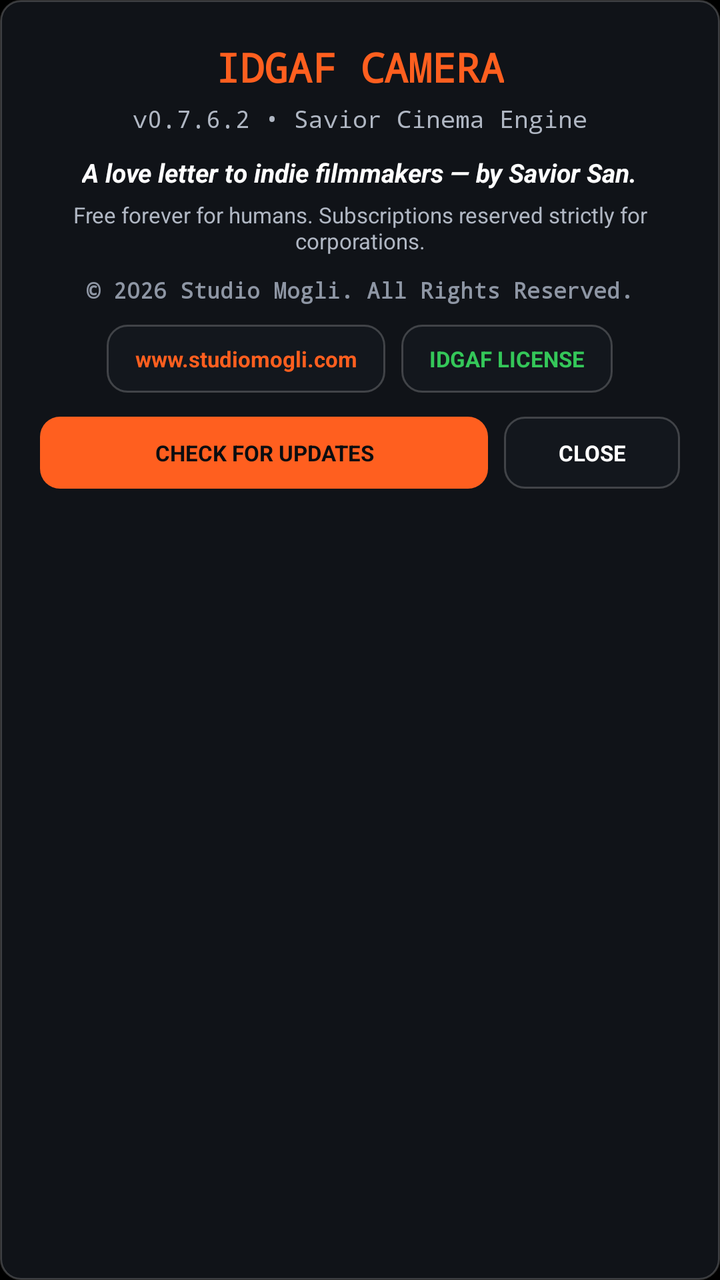
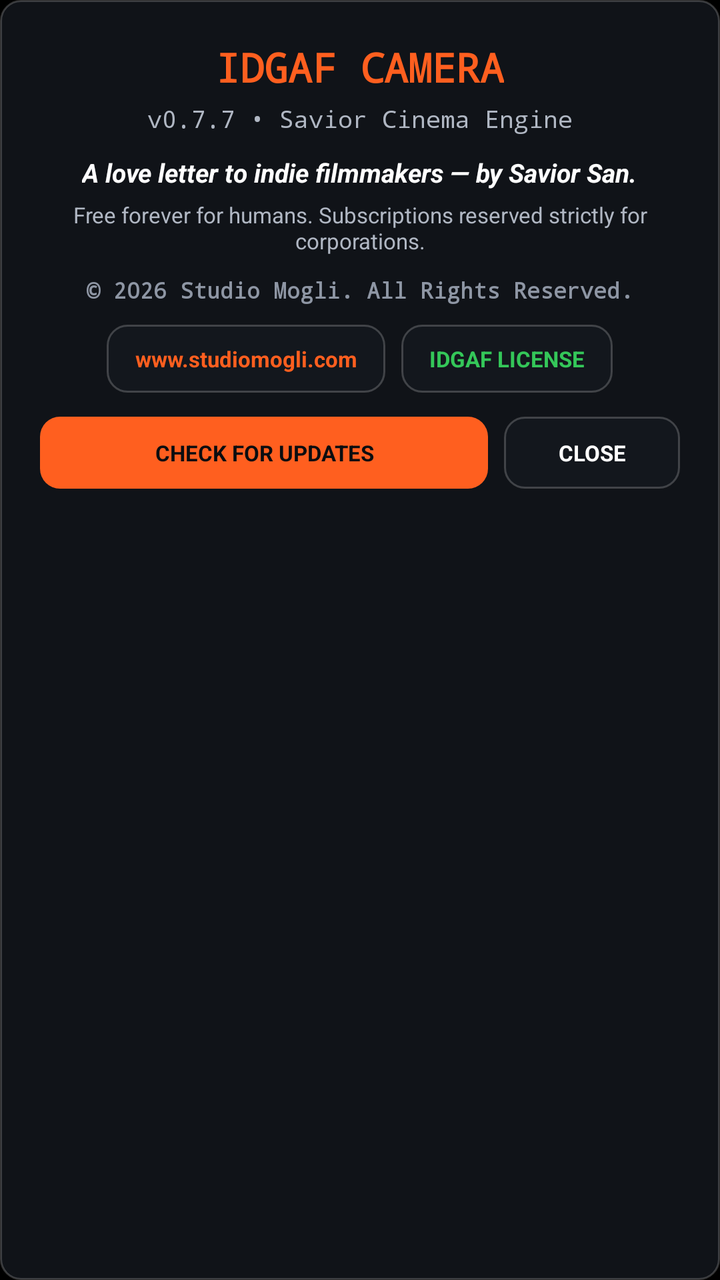

Before-and-after screenshots of an Android layout around one commit, followed by the original layout XML and the change that was made.
<!-- AndroidManifest.xml: application theme Theme.IdgafCamera -->
<!-- res/layout/dialog_credits.xml -->
<?xml version="1.0" encoding="utf-8"?>
<LinearLayout xmlns:android="http://schemas.android.com/apk/res/android"
    android:layout_width="match_parent"
    android:layout_height="wrap_content"
    android:background="@drawable/bg_hud_pill"
    android:gravity="center_horizontal"
    android:orientation="vertical"
    android:padding="20dp">

    <TextView
        android:layout_width="wrap_content"
        android:layout_height="wrap_content"
        android:fontFamily="monospace"
        android:text="IDGAF CAMERA"
        android:textColor="#FF5F1F"
        android:textSize="20sp"
        android:textStyle="bold" />

    <TextView
        android:id="@+id/txtCreditsVersion"
        android:layout_width="wrap_content"
        android:layout_height="wrap_content"
        android:layout_marginTop="4dp"
        android:fontFamily="monospace"
        android:text="v0.7.6.2 • Savior Cinema Engine"
        android:textColor="#B0B7C3"
        android:textSize="12sp" />

    <TextView
        android:layout_width="wrap_content"
        android:layout_height="wrap_content"
        android:layout_marginTop="10dp"
        android:gravity="center"
        android:text="A love letter to indie filmmakers — by Savior San."
        android:textColor="#FFFFFF"
        android:textSize="13sp"
        android:textStyle="bold|italic" />

    <TextView
        android:layout_width="wrap_content"
        android:layout_height="wrap_content"
        android:layout_marginTop="5dp"
        android:gravity="center"
        android:text="Free forever for humans. Subscriptions reserved strictly for corporations."
        android:textColor="#B0B7C3"
        android:textSize="11sp" />

    <TextView
        android:layout_width="wrap_content"
        android:layout_height="wrap_content"
        android:layout_marginTop="10dp"
        android:fontFamily="monospace"
        android:text="© 2026 Studio Mogli. All Rights Reserved."
        android:textColor="#8E96A4"
        android:textSize="11sp"
        android:textStyle="bold" />

    <LinearLayout
        android:layout_width="wrap_content"
        android:layout_height="wrap_content"
        android:layout_marginTop="10dp"
        android:gravity="center"
        android:orientation="horizontal">

        <TextView
            android:id="@+id/btnCreditsWebsite"
            android:layout_width="wrap_content"
            android:layout_height="34dp"
            android:layout_marginEnd="8dp"
            android:background="@drawable/bg_hud_pill"
            android:gravity="center"
            android:paddingStart="14dp"
            android:paddingEnd="14dp"
            android:text="www.studiomogli.com"
            android:textColor="#FF5F1F"
            android:textSize="11sp"
            android:textStyle="bold" />

        <TextView
            android:id="@+id/btnCreditsLicense"
            android:layout_width="wrap_content"
            android:layout_height="34dp"
            android:background="@drawable/bg_hud_pill"
            android:gravity="center"
            android:paddingStart="14dp"
            android:paddingEnd="14dp"
            android:text="IDGAF LICENSE"
            android:textColor="#34C759"
            android:textSize="11sp"
            android:textStyle="bold" />
    </LinearLayout>

    <LinearLayout
        android:layout_width="match_parent"
        android:layout_height="wrap_content"
        android:layout_marginTop="12dp"
        android:gravity="center"
        android:orientation="horizontal">

        <TextView
            android:id="@+id/btnCreditsCheckUpdate"
            android:layout_width="0dp"
            android:layout_height="36dp"
            android:layout_marginEnd="8dp"
            android:layout_weight="1"
            android:background="@drawable/bg_lens_active"
            android:gravity="center"
            android:text="CHECK FOR UPDATES"
            android:textColor="#0B0D10"
            android:textSize="11sp"
            android:textStyle="bold" />

        <TextView
            android:id="@+id/btnCreditsClose"
            android:layout_width="88dp"
            android:layout_height="36dp"
            android:background="@drawable/bg_hud_pill"
            android:gravity="center"
            android:text="CLOSE"
            android:textColor="#FFFFFF"
            android:textSize="11sp"
            android:textStyle="bold" />
    </LinearLayout>

</LinearLayout>
<!-- resources referenced by this layout -->
<resources>
  <!-- drawable bg_hud_pill (drawable) -->
  <?xml version="1.0" encoding="utf-8"?>
  <shape xmlns:android="http://schemas.android.com/apk/res/android" android:shape="rectangle">
      <solid android:color="#CC14181F" />
      <stroke android:width="1dp" android:color="#33FFFFFF" />
      <corners android:radius="10dp" />
  </shape>
  <!-- drawable bg_lens_active (drawable) -->
  <?xml version="1.0" encoding="utf-8"?>
  <shape xmlns:android="http://schemas.android.com/apk/res/android" android:shape="rectangle">
      <solid android:color="#FF5F1F" />
      <corners android:radius="10dp" />
  </shape>
  <style name="Theme.IdgafCamera" parent="Theme.MaterialComponents.DayNight.NoActionBar">
          <item name="android:statusBarColor">#000000</item>
          <item name="android:navigationBarColor">#000000</item>
          <item name="android:windowBackground">#000000</item>
          <item name="android:windowFullscreen">true</item>
      </style>
</resources>

<!-- the commit's change to res/layout/dialog_credits.xml (unified diff, before → after) -->
@@ -22,7 +22,7 @@
         android:layout_height="wrap_content"
         android:layout_marginTop="4dp"
         android:fontFamily="monospace"
-        android:text="v0.7.6.2 • Savior Cinema Engine"
+        android:text="v0.7.7 • Savior Cinema Engine"
         android:textColor="#B0B7C3"
         android:textSize="12sp" />
 
